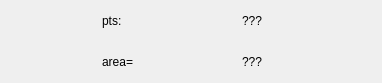
Qt form 3DMetrics/attribareawidget.ui (IfremerUnderwater/3DMetrics) before a commit.
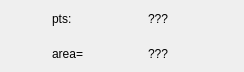
The same form after that commit. Icons and pictures are not drawn.

```diff
--- a/3DMetrics/attribareawidget.ui
+++ b/3DMetrics/attribareawidget.ui
@@ -6,14 +6,14 @@
    <rect>
     <x>0</x>
     <y>0</y>
-    <width>382</width>
-    <height>83</height>
+    <width>244</width>
+    <height>72</height>
    </rect>
   </property>
   <property name="minimumSize">
    <size>
     <width>0</width>
-    <height>40</height>
+    <height>30</height>
    </size>
   </property>
   <property name="windowTitle">
@@ -47,8 +47,8 @@
        </property>
        <property name="maximumSize">
         <size>
-         <width>100</width>
-         <height>100</height>
+         <width>50</width>
+         <height>50</height>
         </size>
        </property>
        <property name="text">
@@ -60,6 +60,9 @@
        <property name="scaledContents">
         <bool>true</bool>
        </property>
+       <property name="margin">
+        <number>5</number>
+       </property>
       </widget>
      </item>
      <item>
```
